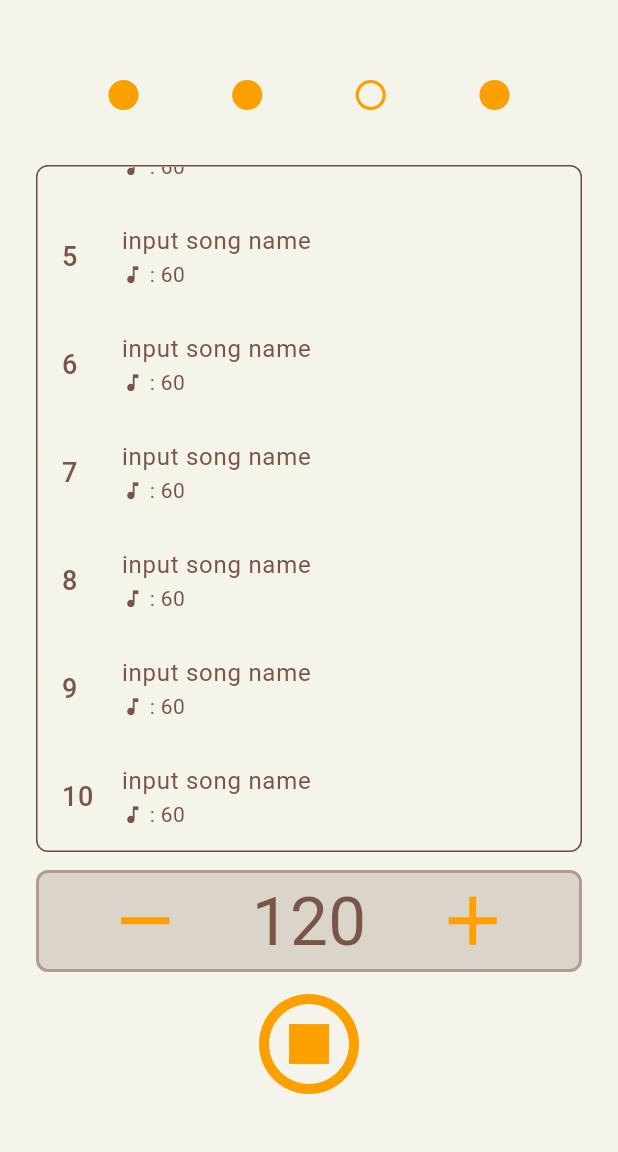
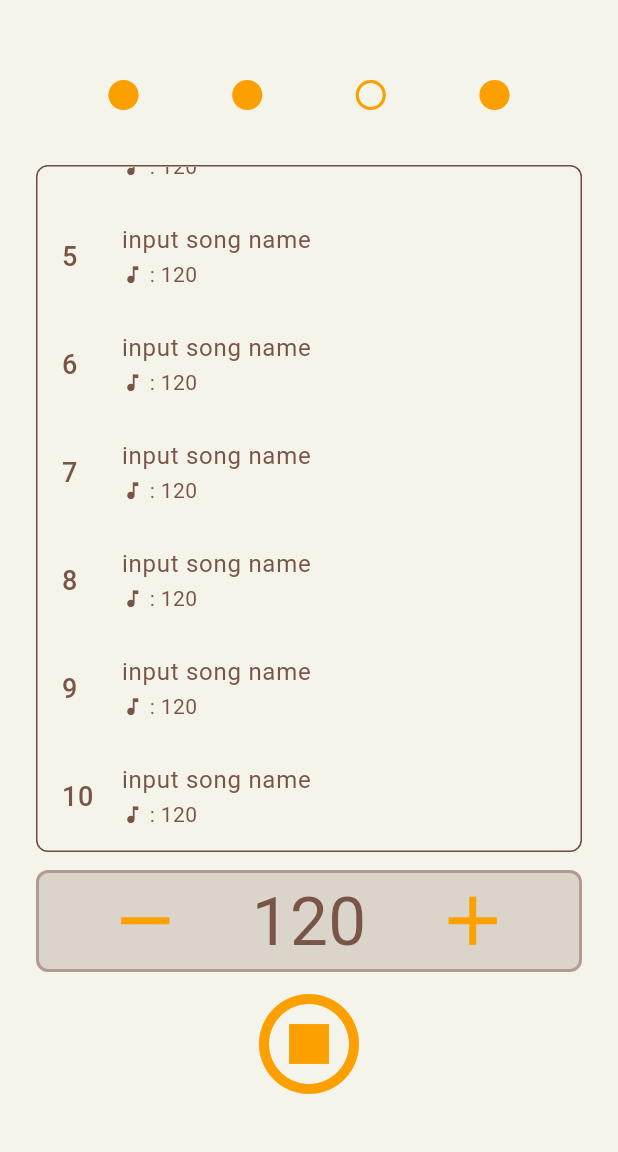
Before and after one commit to hynje/metronome, a Flutter app: the screen it shows after launch, scrolled down 264 dp, after a tap on the "play circle" icon, on a phone screen of 412 x 824 dp, the part 84-1236 px from its top. Run offline on Flutter 3.47's test engine with Material 3 defaults, Android fonts, the phone set to English and light mode, and no system bars; our stand-ins replace audioplayers, shared_preferences.

Commit message:
change bpm and save

```diff
--- a/lib/widgets/metronome.dart
+++ b/lib/widgets/metronome.dart
@@ -17,10 +17,6 @@ class _MetronomeState extends State<Metronome> {
   int presentNote = 0;
   double bpm = 120;
   int beat = 4, note = 4;
-  @override
-  void initState() {
-    super.initState();
-  }
 
   Timer makePeriodicTimer(
     Duration duration,
@@ -62,6 +58,11 @@ class _MetronomeState extends State<Metronome> {
     setState(() {
       presentNote = 0;
     });
+  }
+
+  @override
+  void initState() {
+    super.initState();
   }
 
   @override
--- a/lib/widgets/set_list.dart
+++ b/lib/widgets/set_list.dart
@@ -1,5 +1,4 @@
 import 'dart:async';
-
 import 'package:flutter/material.dart';
 import 'package:metronome/provider.dart';
 import 'package:provider/provider.dart';
@@ -13,17 +12,29 @@ class SetList extends StatefulWidget {
 }
 
 class _SetListState extends State<SetList> {
-  final bpmList = List<double>.filled(10, 60);
+  //final bpmsList = List<double>.filled(10, 60);
   int isSelected = -1;
+  final int _itemcount = 10;
   late SharedPreferences prefs;
   late List<String>? songList = [];
+  late List<String>? bpmList = [];
 
   Future initPrefs() async {
     prefs = await SharedPreferences.getInstance();
     songList = prefs.getStringList('songList');
     if (songList == null) {
       await prefs.setStringList(
-          'songList', List<String>.filled(10, 'input song name'));
+          'songList', List<String>.filled(_itemcount, 'input song name'));
+    }
+    return prefs;
+  }
+
+  Future initPrefsBpm() async {
+    prefs = await SharedPreferences.getInstance();
+    bpmList = prefs.getStringList('bpmList');
+    if (bpmList == null) {
+      await prefs.setStringList(
+          'bpmList', List<String>.filled(_itemcount, '120'));
     }
     return prefs;
   }
@@ -35,20 +46,36 @@ class _SetListState extends State<SetList> {
     prefs.setStringList('songList', songList!);
   }
 
+  Future savePrefsBpm(double newBpm, int index) async {
+    prefs = await SharedPreferences.getInstance();
+    bpmList = prefs.getStringList('bpmList');
+    bpmList?[index] = newBpm.toString();
+    prefs.setStringList('bpmList', bpmList!);
+  }
+
   Future<dynamic> editSongName(BuildContext context, int index) async {
-    TextEditingController controller = TextEditingController();
+    TextEditingController controller =
+        TextEditingController(text: songList![index]);
     return showDialog(
       context: context,
       builder: (BuildContext context) {
         return AlertDialog(
-          //title: Text('Edit SongName'),
+          backgroundColor: const Color.fromARGB(255, 244, 244, 235),
           content: SingleChildScrollView(
             child: Column(
               children: [
                 TextField(
                   controller: controller,
-                  decoration: InputDecoration(
-                    hintText: songList![index],
+                  decoration: const InputDecoration(
+                    enabledBorder: UnderlineInputBorder(
+                      borderSide: BorderSide(color: Colors.brown),
+                    ),
+                    focusedBorder: UnderlineInputBorder(
+                      borderSide:
+                          BorderSide(color: Color.fromARGB(255, 252, 160, 0)),
+                    ),
+                    labelStyle: TextStyle(color: Colors.brown),
+                    labelText: 'Input new title',
                   ),
                 ),
               ],
@@ -56,10 +83,15 @@ class _SetListState extends State<SetList> {
           ),
           actions: [
             TextButton(
+              style: TextButton.styleFrom(
+                  backgroundColor: const Color.fromARGB(255, 244, 244, 235),
+                  foregroundColor: Colors.brown),
               onPressed: () {
                 Navigator.pop(context);
               },
-              child: const Text('cancel'),
+              child: const Text(
+                'cancel',
+              ),
             ),
             ElevatedButton(
               onPressed: () {
@@ -68,7 +100,14 @@ class _SetListState extends State<SetList> {
                 });
                 Navigator.pop(context);
               },
-                child: const Text('save')),
+              style: ElevatedButton.styleFrom(
+                backgroundColor: const Color.fromARGB(255, 244, 244, 235),
+                foregroundColor: const Color.fromARGB(255, 252, 160, 0),
+                shadowColor: Colors.black,
+                elevation: 2.0,
+              ),
+              child: const Text('save'),
+            ),
           ],
         );
       },
@@ -78,6 +117,8 @@ class _SetListState extends State<SetList> {
   @override
   void initState() {
     super.initState();
+    //initPrefs();
+    //initPrefsBpm();
   }
 
   @override
@@ -93,7 +134,7 @@ class _SetListState extends State<SetList> {
               borderRadius: BorderRadius.circular(8),
             ),
             child: ListView.builder(
-              itemCount: bpmList.length,
+              itemCount: _itemcount,
               itemBuilder: (context, index) {
                 return GestureDetector(
                   onLongPress: () {
@@ -120,20 +161,54 @@ class _SetListState extends State<SetList> {
                         }
                       },
                     ),
-                    subtitle: Row(
+                    subtitle: FutureBuilder(
+                      future: initPrefsBpm(),
+                      builder: (context, snapshot) {
+                        if (snapshot.hasData) {
+                          return Row(
+                            mainAxisAlignment: MainAxisAlignment.spaceBetween,
+                            children: [
+                              Row(
                                 children: [
                                   const Icon(
                                     Icons.music_note,
                                     size: 15,
                                   ),
-                        Text(' : ${bpmList[index].toString().split('.')[0]}'),
+                                  Text(
+                                    ' : ${bpmList?[index].toString().split('.')[0]}',
+                                  ),
                                 ],
                               ),
-                    trailing:
-                        (isSelected == index) ? const Icon(Icons.check) : null,
+                              Transform.scale(
+                                scale: 1.2,
+                                child: Transform.translate(
+                                  offset: const Offset(0, -10),
+                                  child: GestureDetector(
+                                    onTapDown: (details) {
+                                      savePrefsBpm(appState.getBpm(), index);
+                                      setState(() {});
+                                    },
+                                    child: (isSelected == index) &&
+                                            (double.parse(bpmList![index]) !=
+                                                appState.getBpm())
+                                        ? const Text('save')
+                                        : const Text(''),
+                                  ),
+                                ),
+                              ),
+                            ],
+                          );
+                        } else {
+                          return const Row();
+                        }
+                      },
+                    ),
+                    trailing: (isSelected == index)
+                        ? const Icon(Icons.music_note)
+                        : null,
                     onTap: () {
                       isSelected = index;
-                      appState.setBpm(bpmList[index]);
+                      appState.setBpm(double.parse(bpmList![index]));
                     },
                   ),
                 );
```
Lines whose indentation alone changed are shown as unchanged.
